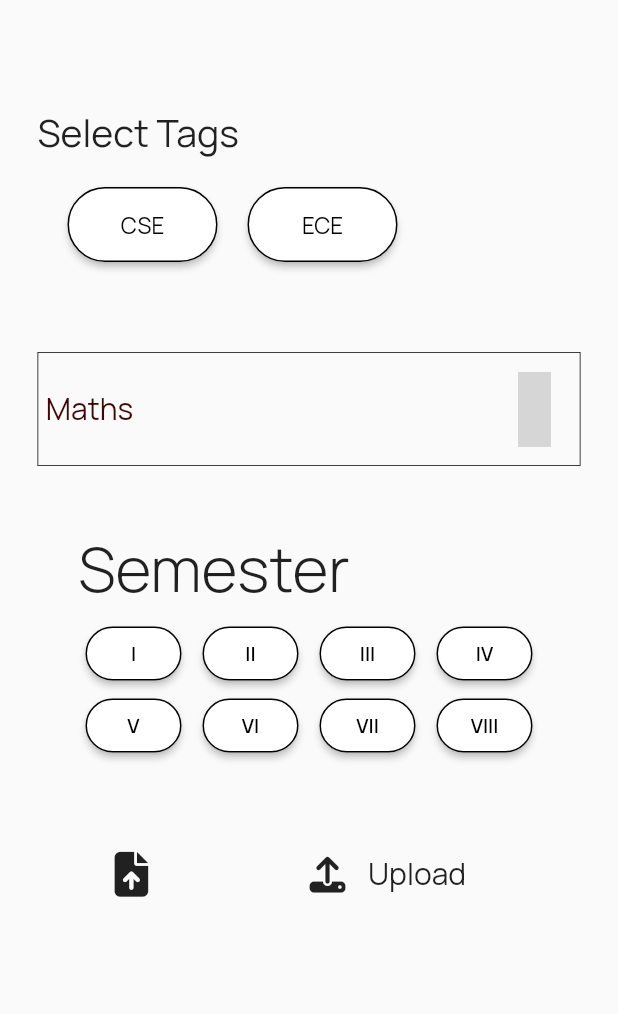
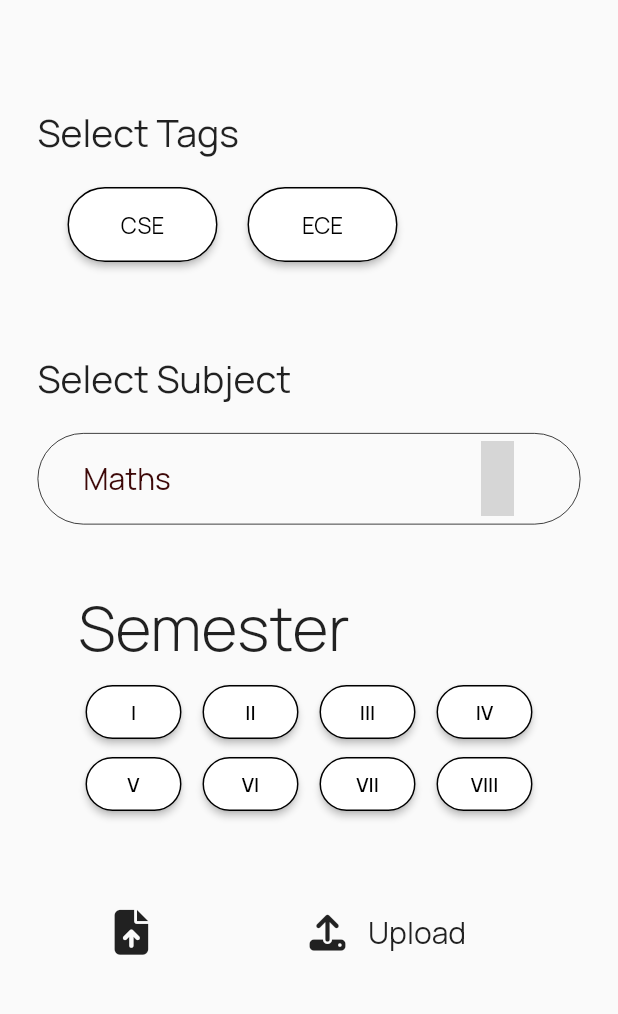
Before and after one commit to The-NoteX/NoteX-deprecated, a Flutter app: the UploadNotes screen opened directly, on a phone screen of 412 x 824 dp, the part 83-1097 px from its top. Run offline on Flutter 3.47's test engine with Material 2 defaults, Android fonts, the phone set to English and light mode, and no system bars; our stand-ins replace cloud_firestore, confetti, file_picker, firebase_core, firebase_storage, flutter_slidable and 6 more; missing offline and left inert: android_x_storage, auth0_flutter, flutter_cached_pdfview, flutter_downloader; accounts and stored records are empty; network calls fail; grey boxes are pictures that could not be loaded.

Commit message:
viedo release ui changes

```diff
--- a/lib/hackathon/api_hackathon.dart
+++ b/lib/hackathon/api_hackathon.dart
@@ -3,7 +3,7 @@ import 'dart:convert';
 
 Future<List<dynamic>> fetchData() async {
   final response =
-      await http.get(Uri.parse('http://10.50.5.86:8000/hackathons'));
+      await http.get(Uri.parse('http://192.168.1.12:8000/hackathons'));
 
   if (response.statusCode == 200) {
     final List<dynamic> data = json.decode(response.body);
--- a/lib/notes/comment.dart
+++ b/lib/notes/comment.dart
@@ -30,7 +30,7 @@ class _CommentsState extends State<Comments> {
         title: Container(
           alignment: const Alignment(-0.25, -0.9),
           child: Text(
-            "Upload Notes",
+            "Comments",
             style: GoogleFonts.manrope(
               fontWeight: FontWeight.w500,
               color: Colors.black,
--- a/lib/notes/upload_notes.dart
+++ b/lib/notes/upload_notes.dart
@@ -222,10 +222,17 @@ class _UploadNotesState extends State<UploadNotes> {
             const SizedBox(height: 60),
 
             // subject
-
-            Container(
-              decoration: BoxDecoration(border: Border.all(width: 0.5)),
-              padding: const EdgeInsets.symmetric(horizontal: 5),
+            Text(
+              "Select Subject",
+              style: GoogleFonts.manrope(fontSize: 25),
+            ),
+            Padding(
+              padding: const EdgeInsets.only(top: 20),
+              child: Container(
+                decoration: BoxDecoration(
+                    border: Border.all(width: 0.5),
+                    borderRadius: const BorderRadius.all(Radius.circular(40))),
+                padding: const EdgeInsets.symmetric(horizontal: 30),
                 child: DropdownButton(
                   items: subjects.map<DropdownMenuItem<String>>((String value) {
                     return DropdownMenuItem<String>(
@@ -233,12 +240,12 @@ class _UploadNotesState extends State<UploadNotes> {
                       child: Text(value),
                     );
                   }).toList(),
-                itemHeight: 75,
+                  itemHeight: 60,
                   value: dropdownvalue.trim(),
                   underline: Container(color: Colors.transparent),
                   isExpanded: true,
                   iconSize: 50,
-                iconEnabledColor: Colors.cyan,
+                  iconEnabledColor: Colors.black,
                   icon: Icon(MdiIcons.menuDown),
                   dropdownColor: Colors.white,
                   borderRadius: BorderRadius.circular(10),
@@ -252,6 +259,7 @@ class _UploadNotesState extends State<UploadNotes> {
                       dropdownvalue = _topic;
                     });
                   },
+                ),
               ),
             ),
             const SizedBox(height: 40),
--- a/lib/utils/pdf_box.dart
+++ b/lib/utils/pdf_box.dart
@@ -55,7 +55,7 @@ class _PdfBoxState extends State<PdfBox> {
     var tempDir = await getTemporaryDirectory();
     var tempPath = tempDir.absolute.path;
     var filePath = '$tempPath/$fileName.pdf';
-    var file = await File(filePath).writeAsBytes(bytes);
+    await File(filePath).writeAsBytes(bytes);
     final files = <XFile>[];
     files.add(XFile(filePath));
     Share.shareXFiles(files);
@@ -64,7 +64,7 @@ class _PdfBoxState extends State<PdfBox> {
   @override
   Widget build(BuildContext context) {
     return Padding(
-      padding: const EdgeInsets.symmetric(horizontal: 6, vertical: 2.5),
+      padding: const EdgeInsets.symmetric(horizontal: 6, vertical: 05),
       child: Container(
         padding: const EdgeInsets.all(20),
         decoration: BoxDecoration(
--- a/lib/utils/pdf_view.dart
+++ b/lib/utils/pdf_view.dart
@@ -49,7 +49,7 @@ class _PdfViewState extends State<PdfView> {
     var tempDir = await getTemporaryDirectory();
     var tempPath = tempDir.absolute.path;
     var filePath = '$tempPath/$fileName.pdf';
-    var file = await File(filePath).writeAsBytes(bytes);
+    await File(filePath).writeAsBytes(bytes);
     final files = <XFile>[];
     files.add(XFile(filePath));
     Share.shareXFiles(files);
```
Also changed, not shown: lib/hackathon/explore_hackatho.dart (+27 -12 lines), lib/notes/explore_notes.dart (+14 -14 lines), lib/profile/profile.dart (+6 -2 lines), lib/utils/hack_box.dart (+59 -9 lines). Lines whose indentation alone changed are shown as unchanged.
